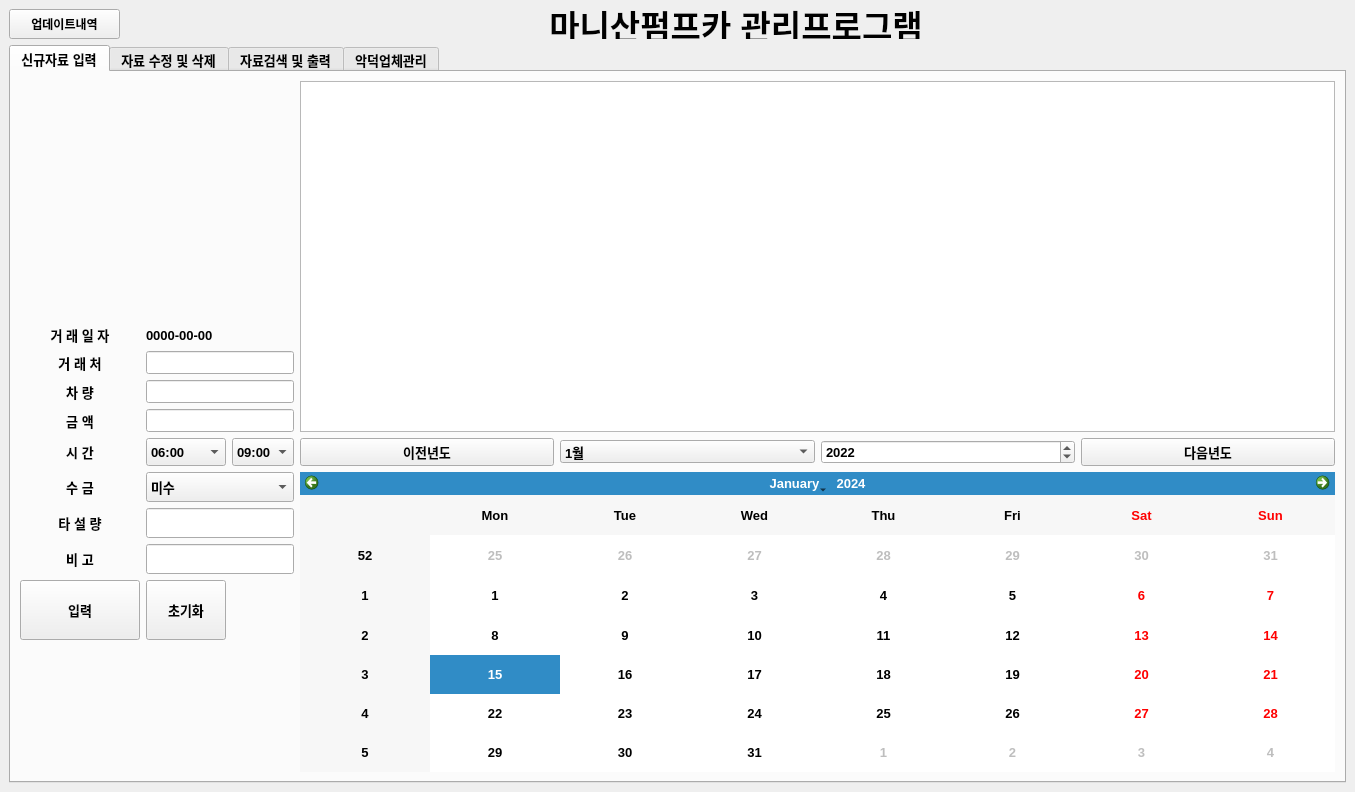
Above: pumpcar.ui from Cherrue/pumpcar-accountbook before the change. Below: the same form after it.
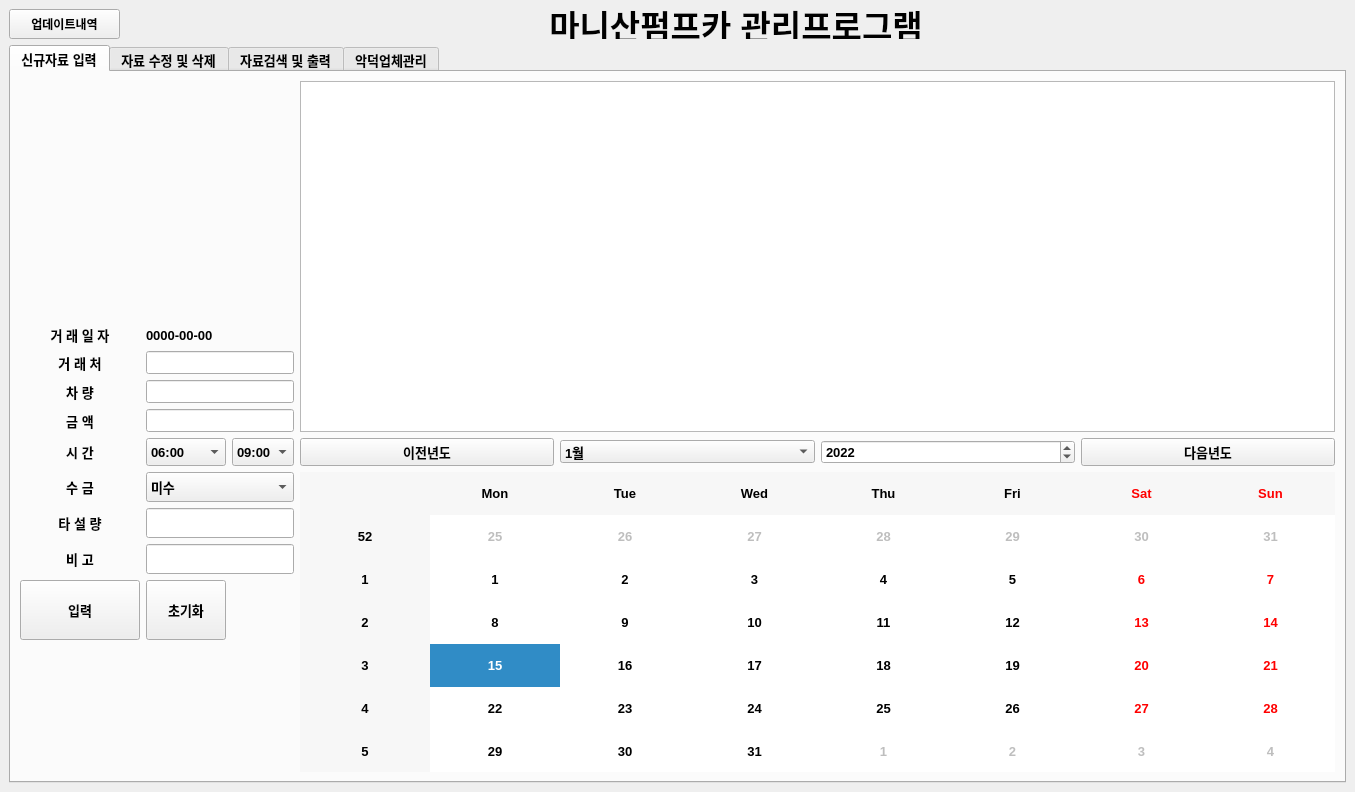
That is the form after the change. Custom widgets are drawn as their Qt base class.

Commit message:
[feature] 반응형 UI 적용 - 사이드 이펙트 수정 : 달력 ui 깨짐 반응형 ui 적용을 위해 gridLayout을 적용하니 fix 값으로 붙여둔 달력 ui가 깨진다. QCalendarWidget의 슬롯 overriding이 도저히 안 되어 내비게이션 바를 따로 만든다.
- 작업내용
내비게이션 바 연 / 월 선택 시 달력 변경 이벤트 구현
달력 내장 내비게이션 바 안 보이도록 설정
달력 다음달 / 이전달의 날짜 선택 시 내비게이션 바 값 바뀌도록 이벤트 구현
calendar 내 customEvent 제거

- 사이드 이펙트

```diff
--- a/pumpcar.ui
+++ b/pumpcar.ui
@@ -826,6 +826,15 @@
                 <height>300</height>
                </size>
               </property>
+              <property name="verticalHeaderFormat">
+               <enum>QCalendarWidget::ISOWeekNumbers</enum>
+              </property>
+              <property name="navigationBarVisible">
+               <bool>false</bool>
+              </property>
+              <property name="dateEditEnabled">
+               <bool>true</bool>
+              </property>
              </widget>
             </item>
             <item row="5" column="3">
```
The commit also changes 3 other files.
